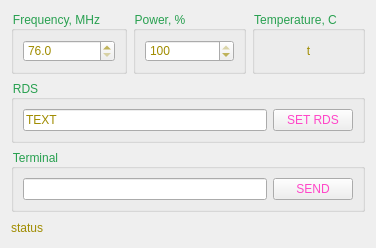
Old version of the form widget.ui in the repository afinogeev/fm-qn8027.
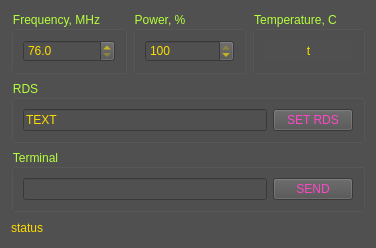
New version of the form.

```diff
--- a/widget.ui
+++ b/widget.ui
@@ -17,8 +17,9 @@
    <bool>false</bool>
   </property>
   <property name="styleSheet">
-   <string notr="true">font: 75 12pt &quot;Arial&quot;;
-color: rgb(40, 160, 80);
+   <string notr="true">background-color: rgb(80, 80, 80);
+font: 75 12pt &quot;Arial&quot;;
+color: rgb(180, 255, 60);
 
 </string>
   </property>
@@ -27,9 +28,6 @@
     <layout class="QHBoxLayout" name="horizontalLayout">
      <item>
       <widget class="QGroupBox" name="groupBoxFreq">
-       <property name="styleSheet">
-        <string notr="true"/>
-       </property>
        <property name="title">
         <string>Frequency, MHz</string>
        </property>
@@ -37,7 +35,7 @@
         <item>
          <widget class="QDoubleSpinBox" name="doubleSpinBoxFreq">
           <property name="styleSheet">
-           <string notr="true">color: rgb(160, 140, 0);</string>
+           <string notr="true">color: rgb(255, 220, 0);</string>
           </property>
           <property name="decimals">
            <number>1</number>
@@ -68,7 +66,7 @@
         <item>
          <widget class="QDoubleSpinBox" name="doubleSpinBoxPow">
           <property name="styleSheet">
-           <string notr="true">color: rgb(160, 140, 0);</string>
+           <string notr="true">color: rgb(255, 220, 0);</string>
           </property>
           <property name="decimals">
            <number>0</number>
@@ -83,9 +81,6 @@
      </item>
      <item>
       <widget class="QGroupBox" name="groupBoxTemp">
-       <property name="styleSheet">
-        <string notr="true"/>
-       </property>
        <property name="title">
         <string>Temperature, C</string>
        </property>
@@ -93,7 +88,7 @@
         <item>
          <widget class="QLabel" name="labelTemp">
           <property name="styleSheet">
-           <string notr="true">color: rgb(160, 140, 0);</string>
+           <string notr="true">color: rgb(255, 220, 0);</string>
           </property>
           <property name="text">
            <string>t</string>
@@ -119,7 +114,7 @@
         <item>
          <widget class="QLineEdit" name="lineEditRds">
           <property name="styleSheet">
-           <string notr="true">color: rgb(160, 140, 0);</string>
+           <string notr="true">color: rgb(255, 220, 0);</string>
           </property>
           <property name="text">
            <string>TEXT</string>
@@ -152,7 +147,7 @@
         <item>
          <widget class="QLineEdit" name="lineEditTerminal">
           <property name="styleSheet">
-           <string notr="true">color: rgb(160, 140, 0);</string>
+           <string notr="true">color: rgb(255, 220, 0);</string>
           </property>
          </widget>
         </item>
@@ -174,7 +169,7 @@
    <item>
     <widget class="QLabel" name="labelStatus">
      <property name="styleSheet">
-      <string notr="true">color: rgb(160, 140, 0);</string>
+      <string notr="true">color: rgb(255, 220, 0);</string>
      </property>
      <property name="text">
       <string>status</string>
```
